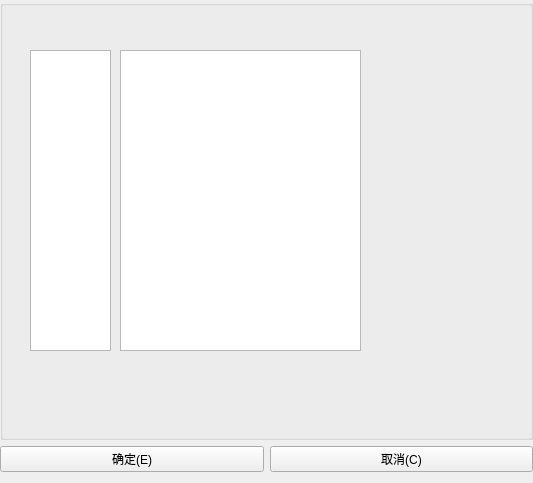
This is src/config_ui/qt/src/config/ui/variant_edit/unitset/ve_us_selectunit.ui in eth-from-zero/qzy-environmental-monitoring as Qt 5 draws it before an edit. The edited form follows.
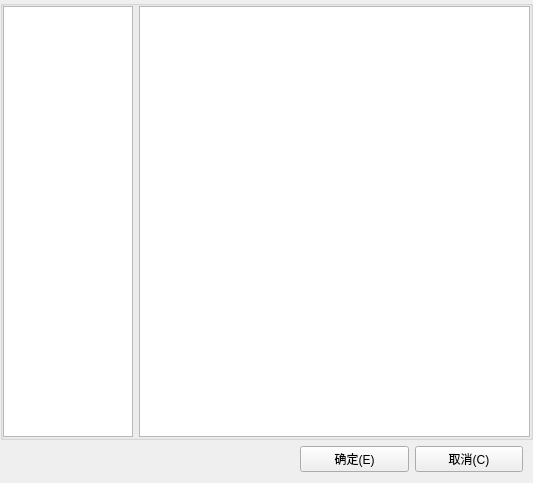
This is the edited form.

```diff
--- a/src/config_ui/qt/src/config/ui/variant_edit/unitset/ve_us_selectunit.ui
+++ b/src/config_ui/qt/src/config/ui/variant_edit/unitset/ve_us_selectunit.ui
@@ -28,30 +28,36 @@
      <property name="title">
       <string/>
      </property>
-     <widget class="QTableView" name="tv_left">
-      <property name="geometry">
-       <rect>
-        <x>30</x>
-        <y>50</y>
-        <width>81</width>
-        <height>301</height>
-       </rect>
+     <layout class="QHBoxLayout" name="horizontalLayout_2" stretch="1,3">
+      <property name="leftMargin">
+       <number>0</number>
       </property>
-     </widget>
-     <widget class="QTableView" name="tv_right">
-      <property name="geometry">
-       <rect>
-        <x>120</x>
-        <y>50</y>
-        <width>241</width>
-        <height>301</height>
-       </rect>
+      <property name="topMargin">
+       <number>0</number>
       </property>
-     </widget>
+      <property name="rightMargin">
+       <number>0</number>
+      </property>
+      <property name="bottomMargin">
+       <number>0</number>
+      </property>
+      <item>
+       <widget class="QTableView" name="tv_left"/>
+      </item>
+      <item>
+       <widget class="QTableView" name="tv_right"/>
+      </item>
+     </layout>
     </widget>
    </item>
    <item>
     <layout class="QHBoxLayout" name="horizontalLayout">
+     <property name="leftMargin">
+      <number>300</number>
+     </property>
+     <property name="rightMargin">
+      <number>10</number>
+     </property>
      <item>
       <widget class="QPushButton" name="pushButton">
        <property name="text">
```
